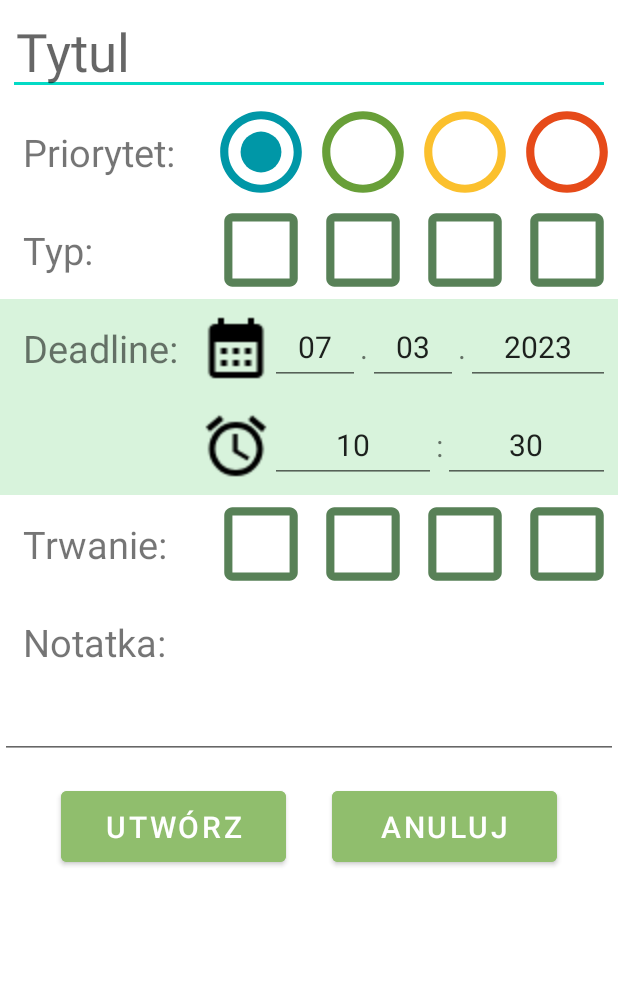
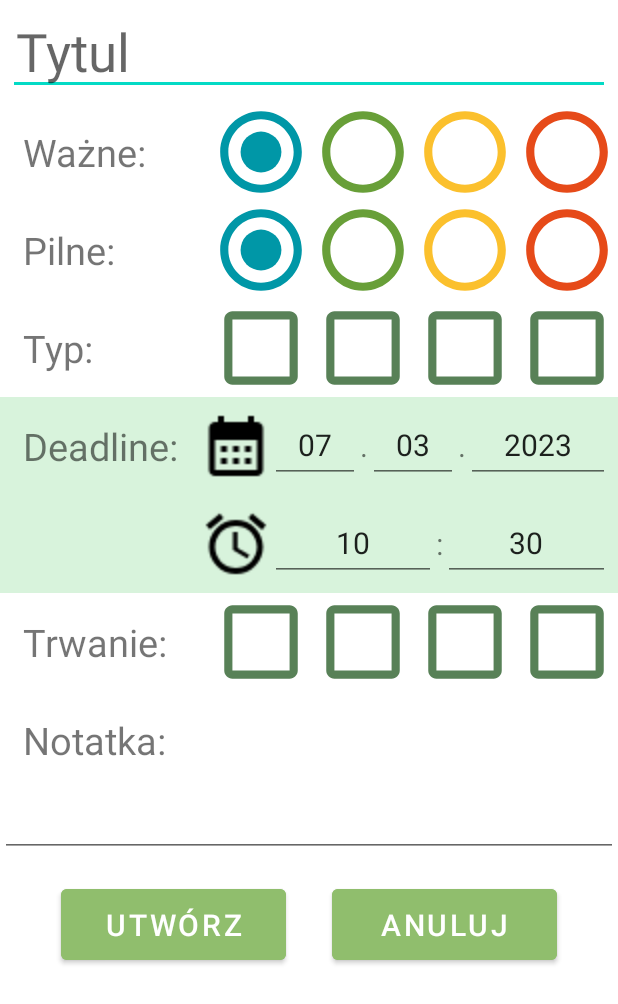
Before and after one commit to hedilele/PROJEKT-_ZESPOLOWKA_06, an Android app: the AddingTaskActivity screen opened directly, with no data from a screen before it, on a phone screen of 412 x 824 dp. Shown: the top 1004 px of the screen. Run offline under Robolectric (Android 15) with nearby library versions, the phone set to English and light mode, and no system bars.

Commit message:
- modyfikacja GUI priorytetu pod waznosc i pilnosc - od teraz priority to waznosc, a (nowy) urgent to pilnosc - dopisanie w rzeczy dla urgent w AddingTaskActivity.kt oraz w activity_adding_task.xml na zasadzie kopiuj wklej z priority

```diff
--- a/Planer/app/src/main/java/com/example/planer/gui/AddingTaskActivity.kt
+++ b/Planer/app/src/main/java/com/example/planer/gui/AddingTaskActivity.kt
@@ -37,6 +37,11 @@ class AddingTaskActivity : AppCompatActivity(), View.OnClickListener {
     private var priority2: ImageView? = null
     private var priority3: ImageView? = null
 
+    private var urgent0: ImageView? = null
+    private var urgent1: ImageView? = null
+    private var urgent2: ImageView? = null
+    private var urgent3: ImageView? = null
+
     private var deadline_day: EditText? = null
     private var deadline_month: EditText? = null
     private var deadline_year: EditText? = null
@@ -64,6 +69,7 @@ class AddingTaskActivity : AppCompatActivity(), View.OnClickListener {
 
     //global
     var priority: Int = 0
+    var urgent: Int = 0
     var type: Int = 0
     var duration: Int = 0
     var periodicity: Int = 0
@@ -96,6 +102,11 @@ class AddingTaskActivity : AppCompatActivity(), View.OnClickListener {
         priority1 = findViewById(R.id.priority1)
         priority2 = findViewById(R.id.priority2)
         priority3 = findViewById(R.id.priority3)
+
+        urgent0 = findViewById(R.id.urgent0)
+        urgent1 = findViewById(R.id.urgent1)
+        urgent2 = findViewById(R.id.urgent2)
+        urgent3 = findViewById(R.id.urgent3)
 
         deadline_day = findViewById(R.id.tv_deadline_d)
         deadline_month = findViewById(R.id.tv_deadline_m)
@@ -236,6 +247,10 @@ class AddingTaskActivity : AppCompatActivity(), View.OnClickListener {
                     tasksDAO.insert(Tasks(
                         title=title?.text.toString(),
                         priority = priority,
+
+                        /*TODO uwzględnienie pilności w bazie (nieobowiązkowe)*/
+                        //urgent = urgent,
+
                         deadline = setUpDate(day.toInt(), month.toInt(), year.toInt()) + "  " + setUpTime(hour.toInt(), minute.toInt()),
                         timeToFinish = 1,
                         isActive = false,
@@ -264,26 +279,52 @@ class AddingTaskActivity : AppCompatActivity(), View.OnClickListener {
 //                val priority_col_0 = (priority0?.getBackground() as GradientDrawable).mutate()
 //                (priority_col_0 as GradientDrawable).setColor(Color.argb(90,0,0,0))
 
-                priority0?.setImageResource(R.drawable.radio_checked);
+                priority0?.setImageResource(R.drawable.radio_checked)
                 priority = 0
 
             }
             R.id.priority1 -> {
                 uncheckPriority()
-                priority1?.setImageResource(R.drawable.radio_checked);
+                priority1?.setImageResource(R.drawable.radio_checked)
                 priority = 1
             }
 
             R.id.priority2 -> {
                 uncheckPriority()
-                priority2?.setImageResource(R.drawable.radio_checked);
+                priority2?.setImageResource(R.drawable.radio_checked)
                 priority = 2
                 }
             R.id.priority3 -> {
                 uncheckPriority()
-                priority3?.setImageResource(R.drawable.radio_checked);
+                priority3?.setImageResource(R.drawable.radio_checked)
                 priority = 3
                 }
+
+            R.id.urgent0 -> {
+                uncheckUrgent()
+                urgent0?.setImageResource(R.drawable.radio_checked)
+                urgent = 0
+            }
+
+            R.id.urgent1 -> {
+                uncheckUrgent()
+                urgent1?.setImageResource(R.drawable.radio_checked)
+                urgent = 1
+            }
+
+            R.id.urgent2 -> {
+                uncheckUrgent()
+                urgent2?.setImageResource(R.drawable.radio_checked)
+                urgent = 2
+            }
+
+            R.id.urgent3 -> {
+                uncheckUrgent()
+                urgent3?.setImageResource(R.drawable.radio_checked)
+                urgent = 3
+            }
+
+
 
                 R.id.btn_deadline -> {
                     val dpd = DatePickerDialog(
@@ -526,6 +567,22 @@ class AddingTaskActivity : AppCompatActivity(), View.OnClickListener {
         }
     }
 
+    fun uncheckUrgent()
+    {
+        when(urgent)
+        {
+            0 -> {
+                //val gradientDrawable = (priority0?.getBackground() as GradientDrawable).mutate()
+                //(gradientDrawable as GradientDrawable).setColor(Color.argb(0,0,0,0))
+
+                urgent0?.setImageResource(R.drawable.radio_unchecked)
+            }
+            1 -> { urgent1?.setImageResource(R.drawable.radio_unchecked) }
+            2 -> { urgent2?.setImageResource(R.drawable.radio_unchecked) }
+            3 -> { urgent3?.setImageResource(R.drawable.radio_unchecked) }
+        }
+    }
+
     fun setOnEnterKey()
     {
         // ustawienie limitu dlugosci wprowadzanych liczb
--- a/Planer/app/src/main/res/layout/activity_adding_task.xml
+++ b/Planer/app/src/main/res/layout/activity_adding_task.xml
@@ -34,7 +34,7 @@
                 android:layout_height="wrap_content"
                 android:layout_margin="10dp"
                 android:padding="5dp"
-                android:text="Priorytet: "
+                android:text="Ważne: "
                 android:textSize="25dp" />
 
             <LinearLayout
@@ -78,6 +78,65 @@
                 android:src="@drawable/radio_unchecked"
                 app:tint="@color/hard_red"
                 />
+
+            </LinearLayout>
+
+        </LinearLayout>
+
+        <LinearLayout
+            android:layout_width="match_parent"
+            android:layout_height="wrap_content"
+            >
+
+            <TextView
+                android:layout_width="120dp"
+                android:layout_height="wrap_content"
+                android:layout_margin="10dp"
+                android:padding="5dp"
+                android:text="Pilne: "
+                android:textSize="25dp" />
+
+            <LinearLayout
+                android:layout_width="match_parent"
+                android:layout_height="match_parent"
+                android:orientation="horizontal"
+                android:gravity="center"
+                >
+                <ImageView
+                    android:id="@+id/urgent0"
+                    android:layout_width="0dp"
+                    android:layout_height="match_parent"
+                    android:layout_weight="1"
+                    android:src="@drawable/radio_checked"
+                    app:tint="@color/neutral_blue"
+                    />
+
+                <ImageView
+                    android:id="@+id/urgent1"
+                    android:layout_width="0dp"
+                    android:layout_height="match_parent"
+                    android:layout_weight="1"
+                    android:src="@drawable/radio_unchecked"
+                    app:tint="@color/easy_green"
+                    />
+
+                <ImageView
+                    android:id="@+id/urgent2"
+                    android:layout_width="0dp"
+                    android:layout_height="match_parent"
+                    android:layout_weight="1"
+                    android:src="@drawable/radio_unchecked"
+                    app:tint="@color/medium_yellow"
+                    />
+
+                <ImageView
+                    android:id="@+id/urgent3"
+                    android:layout_width="0dp"
+                    android:layout_height="match_parent"
+                    android:layout_weight="1"
+                    android:src="@drawable/radio_unchecked"
+                    app:tint="@color/hard_red"
+                    />
 
             </LinearLayout>
 
```
